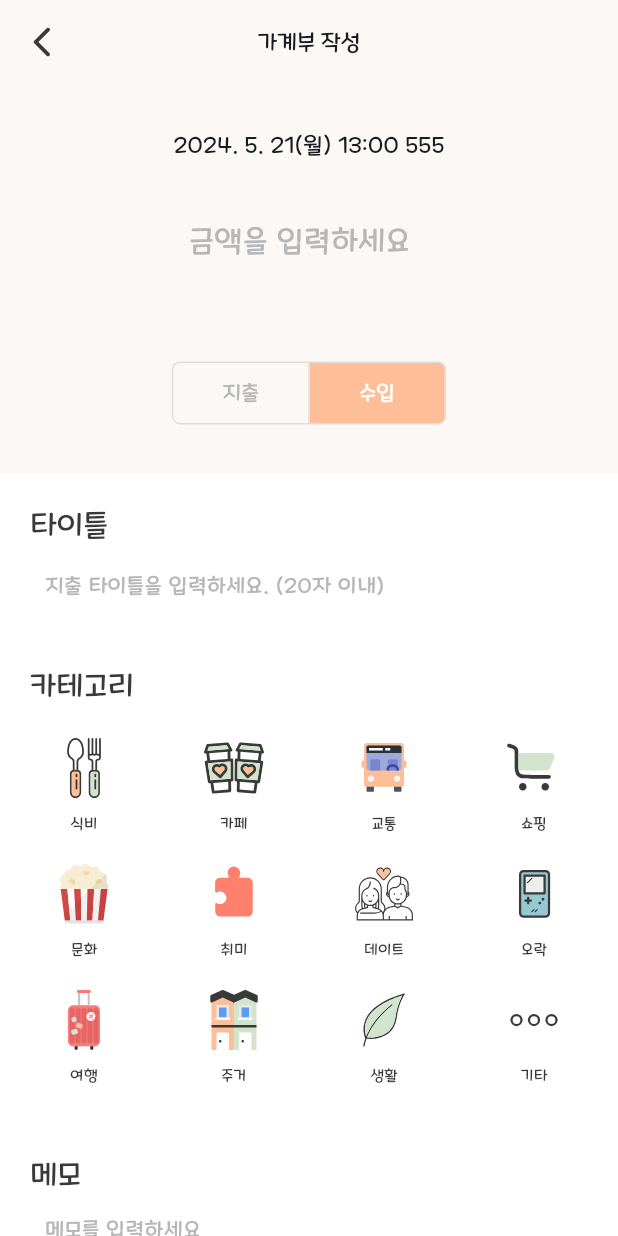
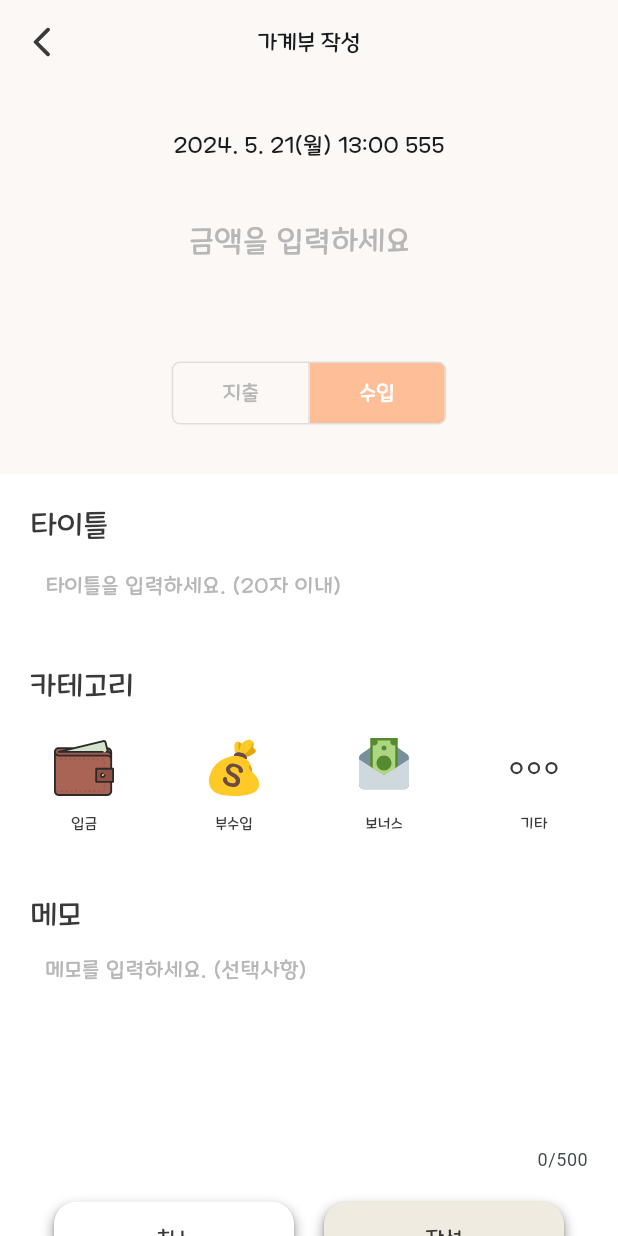
Before and after one commit to APP-Android2/FinalProject-woo_yeon_hi, a Flutter app: the LedgerWriteScreen screen opened directly, after a tap on "수입", on a phone screen of 412 x 824 dp. Run offline on Flutter 3.47's test engine with Material 3 defaults, Android fonts, the phone set to English and light mode, and no system bars; our stand-ins replace carousel_slider, flutter_svg, smooth_page_indicator, table_calendar.

Commit message:
:lipstick: 가계부 작성2 UI
가계부 수입에 해당하는 작성 화면과 카테고리 클릭 이벤트 수정

```diff
--- a/lib/screen/ledger_write_screen.dart
+++ b/lib/screen/ledger_write_screen.dart
@@ -18,6 +18,323 @@ class _LedgerWriteScreenState extends State<LedgerWriteScreen> {
 
   // 지출, 수입 버튼 상태
   List<bool> selectTypeState = [true, false];
+
+  // 현재 선택된 탭의 인덱스를 저장
+  int selectedIndex = 0;
+
+  // 각 탭의 위젯들
+  List<Widget> widgetsSample = [
+    Container(
+      child: Material(
+        color: Colors.transparent,
+        child: Column(
+          children: [
+            Row(
+              mainAxisAlignment: MainAxisAlignment.center,
+              children: [
+                InkWell(
+                  onTap: () {
+                    print('식비 터치');
+                  },
+                  borderRadius: BorderRadius.circular(10),
+                  child: Padding(
+                    padding: EdgeInsets.all(10),
+                    child: Column(
+                      children: [
+                        SvgPicture.asset('lib/assets/icons/spoon_fork.svg'),
+                        Padding(padding: EdgeInsets.only(top: 10)),
+                        Text('식비', style: TextStyle(color: ColorFamily.black, fontSize: 10, fontFamily: FontFamily.mapleStoryLight)),
+                      ],
+                    ),
+                  ),
+                ),
+                Padding(padding: EdgeInsets.only(right: 40)),
+                InkWell(
+                  onTap: () {
+                    print('식비 터치');
+                  },
+                  borderRadius: BorderRadius.circular(10),
+                  child: Padding(
+                    padding: EdgeInsets.all(10),
+                    child: Column(
+                      children: [
+                        SvgPicture.asset('lib/assets/icons/coffee_cup.svg'),
+                        Padding(padding: EdgeInsets.only(top: 10)),
+                        Text('카페', style: TextStyle(color: ColorFamily.black, fontSize: 10, fontFamily: FontFamily.mapleStoryLight))
+                      ],
+                    ),
+                  ),
+                ),
+                Padding(padding: EdgeInsets.only(right: 40)),
+                InkWell(
+                  onTap: () {
+                    print('식비 터치');
+                  },
+                  borderRadius: BorderRadius.circular(10),
+                  child: Padding(
+                    padding: EdgeInsets.all(10),
+                    child: Column(
+                      children: [
+                        SvgPicture.asset('lib/assets/icons/bus.svg'),
+                        Padding(padding: EdgeInsets.only(top: 10)),
+                        Text('교통', style: TextStyle(color: ColorFamily.black, fontSize: 10, fontFamily: FontFamily.mapleStoryLight))
+                      ],
+                    ),
+                  ),
+                ),
+                Padding(padding: EdgeInsets.only(right: 40)),
+                InkWell(
+                  onTap: () {
+                    print('식비 터치');
+                  },
+                  borderRadius: BorderRadius.circular(10),
+                  child: Padding(
+                    padding: EdgeInsets.all(10),
+                    child: Column(
+                      children: [
+                        SvgPicture.asset('lib/assets/icons/shopping_cart.svg'),
+                        Padding(padding: EdgeInsets.only(top: 10)),
+                        Text('쇼핑', style: TextStyle(color: ColorFamily.black, fontSize: 10, fontFamily: FontFamily.mapleStoryLight))
+                      ],
+                    ),
+                  ),
+                ),
+              ],
+            ),
+            Padding(padding: EdgeInsets.only(top: 10)),
+            Row(
+              mainAxisAlignment: MainAxisAlignment.center,
+              children: [
+                InkWell(
+                  onTap: () {
+                    print('식비 터치');
+                  },
+                  borderRadius: BorderRadius.circular(10),
+                  child: Padding(
+                    padding: EdgeInsets.all(10),
+                    child: Column(
+                      children: [
+                        SvgPicture.asset('lib/assets/icons/culture_popcorn.svg'),
+                        Padding(padding: EdgeInsets.only(top: 10)),
+                        Text('문화', style: TextStyle(color: ColorFamily.black, fontSize: 10, fontFamily: FontFamily.mapleStoryLight))
+                      ],
+                    ),
+                  ),
+                ),
+                Padding(padding: EdgeInsets.only(right: 40)),
+                InkWell(
+                  onTap: () {
+                    print('식비 터치');
+                  },
+                  borderRadius: BorderRadius.circular(10),
+                  child: Padding(
+                    padding: EdgeInsets.all(10),
+                    child: Column(
+                      children: [
+                        SvgPicture.asset('lib/assets/icons/hobby_puzzle.svg'),
+                        Padding(padding: EdgeInsets.only(top: 10)),
+                        Text('취미', style: TextStyle(color: ColorFamily.black, fontSize: 10, fontFamily: FontFamily.mapleStoryLight))
+                      ],
+                    ),
+                  ),
+                ),
+                Padding(padding: EdgeInsets.only(right: 40)),
+                InkWell(
+                  onTap: () {
+                    print('식비 터치');
+                  },
+                  borderRadius: BorderRadius.circular(10),
+                  child: Padding(
+                    padding: EdgeInsets.all(10),
+                    child: Column(
+                      children: [
+                        SvgPicture.asset('lib/assets/icons/lover.svg'),
+                        Padding(padding: EdgeInsets.only(top: 10)),
+                        Text('데이트', style: TextStyle(color: ColorFamily.black, fontSize: 10, fontFamily: FontFamily.mapleStoryLight))
+                      ],
+                    ),
+                  ),
+                ),
+                Padding(padding: EdgeInsets.only(right: 40)),
+                InkWell(
+                  onTap: () {
+                    print('식비 터치');
+                  },
+                  borderRadius: BorderRadius.circular(10),
+                  child: Padding(
+                    padding: EdgeInsets.all(10),
+                    child: Column(
+                      children: [
+                        SvgPicture.asset('lib/assets/icons/game.svg'),
+                        Padding(padding: EdgeInsets.only(top: 10)),
+                        Text('오락', style: TextStyle(color: ColorFamily.black, fontSize: 10, fontFamily: FontFamily.mapleStoryLight))
+                      ],
+                    ),
+                  ),
+                ),
+              ],
+            ),
+            Padding(padding: EdgeInsets.only(top: 10)),
+            Row(
+              mainAxisAlignment: MainAxisAlignment.center,
+              children: [
+                InkWell(
+                  onTap: () {
+                    print('식비 터치');
+                  },
+                  borderRadius: BorderRadius.circular(10),
+                  child: Padding(
+                    padding: EdgeInsets.all(10),
+                    child: Column(
+                      children: [
+                        SvgPicture.asset('lib/assets/icons/travel.svg'),
+                        Padding(padding: EdgeInsets.only(top: 10)),
+                        Text('여행', style: TextStyle(color: ColorFamily.black, fontSize: 10, fontFamily: FontFamily.mapleStoryLight))
+                      ],
+                    ),
+                  ),
+                ),
+                Padding(padding: EdgeInsets.only(right: 40)),
+                InkWell(
+                  onTap: () {
+                    print('식비 터치');
+                  },
+                  borderRadius: BorderRadius.circular(10),
+                  child: Padding(
+                    padding: EdgeInsets.all(10),
+                    child: Column(
+                      children: [
+                        SvgPicture.asset('lib/assets/icons/maintain_home.svg'),
+                        Padding(padding: EdgeInsets.only(top: 10)),
+                        Text('주거', style: TextStyle(color: ColorFamily.black, fontSize: 10, fontFamily: FontFamily.mapleStoryLight))
+                      ],
+                    ),
+                  ),
+                ),
+                Padding(padding: EdgeInsets.only(right: 40)),
+                InkWell(
+                  onTap: () {
+                    print('식비 터치');
+                  },
+                  borderRadius: BorderRadius.circular(10),
+                  child: Padding(
+                    padding: EdgeInsets.all(10),
+                    child: Column(
+                      children: [
+                        SvgPicture.asset('lib/assets/icons/life_leaf.svg'),
+                        Padding(padding: EdgeInsets.only(top: 10)),
+                        Text('생활', style: TextStyle(color: ColorFamily.black, fontSize: 10, fontFamily: FontFamily.mapleStoryLight))
+                      ],
+                    ),
+                  ),
+                ),
+                Padding(padding: EdgeInsets.only(right: 40)),
+                InkWell(
+                  onTap: () {
+                    print('식비 터치');
+                  },
+                  borderRadius: BorderRadius.circular(10),
+                  child: Padding(
+                    padding: EdgeInsets.all(10),
+                    child: Column(
+                      children: [
+                        SvgPicture.asset('lib/assets/icons/etc_more.svg'),
+                        Padding(padding: EdgeInsets.only(top: 10)),
+                        Text('기타', style: TextStyle(color: ColorFamily.black, fontSize: 10, fontFamily: FontFamily.mapleStoryLight))
+                      ],
+                    ),
+                  ),
+                ),
+              ],
+            ),
+            //SizedBox(height: 15),
+          ],
+        ),
+      ),
+    ),
+    Container(
+      child: Material(
+        color: Colors.transparent,
+        child: Column(
+          children: [
+            Row(
+              mainAxisAlignment: MainAxisAlignment.center,
+              children: [
+                InkWell(
+                  onTap: () {
+                    print('식비 터치');
+                  },
+                  borderRadius: BorderRadius.circular(10),
+                  child: Padding(
+                    padding: EdgeInsets.all(10),
+                    child: Column(
+                      children: [
+                        SvgPicture.asset('lib/assets/icons/money_deposit.svg', width: 40, height: 40,),
+                        Padding(padding: EdgeInsets.only(top: 10)),
+                        Text('입금', style: TextStyle(color: ColorFamily.black, fontSize: 10, fontFamily: FontFamily.mapleStoryLight))
+                      ],
+                    ),
+                  ),
+                ),
+                Padding(padding: EdgeInsets.only(right: 40)),
+                InkWell(
+                  onTap: () {
+                    print('식비 터치');
+                  },
+                  borderRadius: BorderRadius.circular(10),
+                  child: Padding(
+                    padding: EdgeInsets.all(10),
+                    child: Column(
+                      children: [
+                        SvgPicture.asset('lib/assets/icons/income_add.svg', width: 40, height: 40,),
+                        Padding(padding: EdgeInsets.only(top: 10)),
+                        Text('부수입', style: TextStyle(color: ColorFamily.black, fontSize: 10, fontFamily: FontFamily.mapleStoryLight))
+                      ],
+                    ),
+                  ),
+                ),
+                Padding(padding: EdgeInsets.only(right: 40)),
+                InkWell(
+                  onTap: () {
+                    print('식비 터치');
+                  },
+                  borderRadius: BorderRadius.circular(10),
+                  child: Padding(
+                    padding: EdgeInsets.all(10),
+                    child: Column(
+                      children: [
+                        SvgPicture.asset('lib/assets/icons/income_bonus.svg', width: 40, height: 40,),
+                        Padding(padding: EdgeInsets.only(top: 10)),
+                        Text('보너스', style: TextStyle(color: ColorFamily.black, fontSize: 10, fontFamily: FontFamily.mapleStoryLight))
+                      ],
+                    ),
+                  ),
+                ),
+                Padding(padding: EdgeInsets.only(right: 40)),
+                InkWell(
+                  onTap: () {
+                    print('식비 터치');
+                  },
+                  borderRadius: BorderRadius.circular(10),
+                  child: Padding(
+                    padding: EdgeInsets.all(10),
+                    child: Column(
+                      children: [
+                        SvgPicture.asset('lib/assets/icons/etc_more.svg'),
+                        Padding(padding: EdgeInsets.only(top: 10)),
+                        Text('기타', style: TextStyle(color: ColorFamily.black, fontSize: 10, fontFamily: FontFamily.mapleStoryLight))
+                      ],
+                    ),
+                  ),
+                ),
+              ],
+            ),
+            //SizedBox(height: 15),
+          ],
+        ),
+      ),
+    ),
+  ];
 
   // GlobalKey
   final _formKey = GlobalKey<FormState>();
@@ -112,7 +429,6 @@ class _LedgerWriteScreenState extends State<LedgerWriteScreen> {
                 Container(
                   padding: EdgeInsets.fromLTRB(30, 20, 0, 0),
                   width: 220,
-                  //decoration: BoxDecoration(border: Border.all(width: 3,color: Colors.red)),
                   child: Column(
                     mainAxisAlignment: MainAxisAlignment.center,
                     children: [
@@ -171,6 +487,8 @@ class _LedgerWriteScreenState extends State<LedgerWriteScreen> {
                               for (int i = 0; i < selectTypeState.length; i++) {
                                 selectTypeState[i] = i == index;
                               }
+                              // 선택한 인덱스를 업데이트
+                              selectedIndex = index;
                             });
                           },
                           children: [
@@ -218,7 +536,7 @@ class _LedgerWriteScreenState extends State<LedgerWriteScreen> {
                                 maxLength: 20,
                                 textInputAction: TextInputAction.next,
                                 decoration: InputDecoration(
-                                  hintText: '지출 타이틀을 입력하세요. (20자 이내)',
+                                  hintText: '타이틀을 입력하세요. (20자 이내)',
                                   hintStyle: TextStyle(color: ColorFamily.gray, fontSize: 14, fontFamily: FontFamily.mapleStoryLight),
                                   border: InputBorder.none,
                                   counterText: ''
@@ -235,123 +553,11 @@ class _LedgerWriteScreenState extends State<LedgerWriteScreen> {
 
                             Text('카테고리', style: TextStyle(color: ColorFamily.black, fontSize: 20, fontFamily: FontFamily.mapleStoryLight)),
                             Container(
-                              padding: EdgeInsets.only(top: 20),
-                              child: Column(
-                                children: [
-                                  Row(
-                                    mainAxisAlignment: MainAxisAlignment.center,
-                                    children: [
-                                      Column(
-                                        children: [
-                                          SvgPicture.asset('lib/assets/icons/spoon_fork.svg'),
-                                          Padding(padding: EdgeInsets.only(top: 10)),
-                                          Text('식비', style: TextStyle(color: ColorFamily.black, fontSize: 10, fontFamily: FontFamily.mapleStoryLight))
-                                        ],
-                                      ),
-                                      Padding(padding: EdgeInsets.only(right: 60)),
-                                      Column(
-                                        children: [
-                                          SvgPicture.asset('lib/assets/icons/coffee_cup.svg'),
-                                          Padding(padding: EdgeInsets.only(top: 10)),
-                                          Text('카페', style: TextStyle(color: ColorFamily.black, fontSize: 10, fontFamily: FontFamily.mapleStoryLight))
-                                        ],
-                                      ),
-                                      Padding(padding: EdgeInsets.only(right: 60)),
-                                      Column(
-                                        children: [
-                                          SvgPicture.asset('lib/assets/icons/bus.svg'),
-                                          Padding(padding: EdgeInsets.only(top: 10)),
-                                          Text('교통', style: TextStyle(color: ColorFamily.black, fontSize: 10, fontFamily: FontFamily.mapleStoryLight))
-                                        ],
-                                      ),
-                                      Padding(padding: EdgeInsets.only(right: 60)),
-                                      Column(
-                                        children: [
-                                          SvgPicture.asset('lib/assets/icons/shopping_cart.svg'),
-                                          Padding(padding: EdgeInsets.only(top: 10)),
-                                          Text('쇼핑', style: TextStyle(color: ColorFamily.black, fontSize: 10, fontFamily: FontFamily.mapleStoryLight))
-                                        ],
-                                      ),
-                                    ],
-                                  ),
-                                  Padding(padding: EdgeInsets.only(top: 20)),
-                                  Row(
-                                    mainAxisAlignment: MainAxisAlignment.center,
-                                    children: [
-                                      Column(
-                                        children: [
-                                          SvgPicture.asset('lib/assets/icons/culture_popcorn.svg'),
-                                          Padding(padding: EdgeInsets.only(top: 10)),
-                                          Text('문화', style: TextStyle(color: ColorFamily.black, fontSize: 10, fontFamily: FontFamily.mapleStoryLight))
-                                        ],
-                                      ),
-                                      Padding(padding: EdgeInsets.only(right: 60)),
-                                      Column(
-                                        children: [
-                                          SvgPicture.asset('lib/assets/icons/hobby_puzzle.svg'),
-                                          Padding(padding: EdgeInsets.only(top: 10)),
-                                          Text('취미', style: TextStyle(color: ColorFamily.black, fontSize: 10, fontFamily: FontFamily.mapleStoryLight))
-                                        ],
-                                      ),
-                                      Padding(padding: EdgeInsets.only(right: 60)),
-                                      Column(
-                                        children: [
-                                          SvgPicture.asset('lib/assets/icons/lover.svg'),
-                                          Padding(padding: EdgeInsets.only(top: 10)),
-                                          Text('데이트', style: TextStyle(color: ColorFamily.black, fontSize: 10, fontFamily: FontFamily.mapleStoryLight))
-                                        ],
-                                      ),
-                                      Padding(padding: EdgeInsets.only(right: 60)),
-                                      Column(
-                                        children: [
-                                          SvgPicture.asset('lib/assets/icons/game.svg'),
-                                          Padding(padding: EdgeInsets.only(top: 10)),
-                                          Text('오락', style: TextStyle(color: ColorFamily.black, fontSize: 10, fontFamily: FontFamily.mapleStoryLight))
-                                        ],
-                                      ),
-                                    ],
-                                  ),
-                                  Padding(padding: EdgeInsets.only(top: 20)),
-                                  Row(
-                                    mainAxisAlignment: MainAxisAlignment.center,
-                                    children: [
-                                      Column(
-                                        children: [
-                                          SvgPicture.asset('lib/assets/icons/travel.svg'),
-                                          Padding(padding: EdgeInsets.only(top: 10)),
-                                          Text('여행', style: TextStyle(color: ColorFamily.black, fontSize: 10, fontFamily: FontFamily.mapleStoryLight))
-                                        ],
-                                      ),
-                                      Padding(padding: EdgeInsets.only(right: 60)),
-                                      Column(
-                                        children: [
-                                          SvgPicture.asset('lib/assets/icons/maintain_home.svg'),
-                                          Padding(padding: EdgeInsets.only(top: 10)),
-                                          Text('주거', style: TextStyle(color: ColorFamily.black, fontSize: 10, fontFamily: FontFamily.mapleStoryLight))
-                                        ],
-                                      ),
-                                      Padding(padding: EdgeInsets.only(right: 60)),
-                                      Column(
-                                        children: [
-                                          SvgPicture.asset('lib/assets/icons/life_leaf.svg'),
-                                          Padding(padding: EdgeInsets.only(top: 10)),
-                                          Text('생활', style: TextStyle(color: ColorFamily.black, fontSize: 10, fontFamily: FontFamily.mapleStoryLight))
-                                        ],
-                                      ),
-                                      Padding(padding: EdgeInsets.only(right: 60)),
-                                      Column(
-                                        children: [
-                                          SvgPicture.asset('lib/assets/icons/etc_more.svg'),
-                                          Padding(padding: EdgeInsets.only(top: 10)),
-                                          Text('기타', style: TextStyle(color: ColorFamily.black, fontSize: 10, fontFamily: FontFamily.mapleStoryLight))
-                                        ],
-                                      ),
-                                    ],
-                                  ),
-                                  SizedBox(height: 15),
-                                ],
-                              ),
+                              //decoration: BoxDecoration(border: Border.all(width: 1, color: Colors.red)),
+                              padding: EdgeInsets.only(top: 10),
+                              child: widgetsSample[selectedIndex],
                             ),
+
                             SizedBox(height: 30),
 
                             Text('메모', style: TextStyle(color: ColorFamily.black, fontSize: 20, fontFamily: FontFamily.mapleStoryLight)),
@@ -363,7 +569,7 @@ class _LedgerWriteScreenState extends State<LedgerWriteScreen> {
                                 maxLines: 5,
                                 maxLength: 500,
                                 decoration: InputDecoration(
-                                    hintText: '메모를 입력하세요',
+                                    hintText: '메모를 입력하세요. (선택사항)',
                                     hintStyle: TextStyle(color: ColorFamily.gray, fontSize: 14, fontFamily: FontFamily.mapleStoryLight, decorationThickness: 0),
                                     border: InputBorder.none,
                                 ),
```
Also changed, not shown: lib/assets/icons/income_add.svg (added), lib/assets/icons/income_bonus.svg (added), lib/assets/icons/money_deposit.svg (added).
